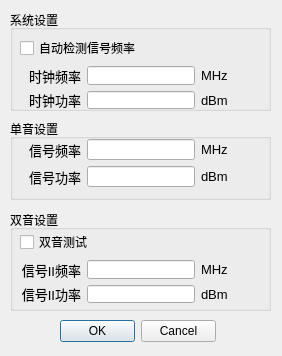
Before: the Qt Designer form soft/zebra-scope/SignalSettingsDialog.ui in Quenii/ADCEVM, drawn with Qt 5.
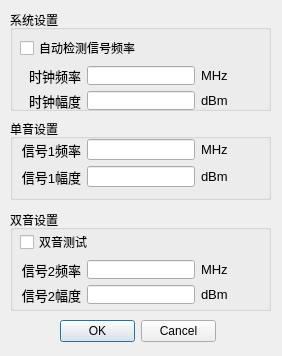
After: the same form once the commit is applied.

```diff
--- a/soft/zebra-scope/SignalSettingsDialog.ui
+++ b/soft/zebra-scope/SignalSettingsDialog.ui
@@ -47,7 +47,7 @@
       <x>10</x>
       <y>26</y>
       <width>241</width>
-      <height>73</height>
+      <height>74</height>
      </rect>
     </property>
     <layout class="QGridLayout" name="gridLayout_5">
@@ -114,7 +114,7 @@
           </font>
          </property>
          <property name="text">
-          <string>时钟功率</string>
+          <string>时钟幅度</string>
          </property>
          <property name="alignment">
           <set>Qt::AlignRight|Qt::AlignTrailing|Qt::AlignVCenter</set>
@@ -186,7 +186,7 @@
         </font>
        </property>
        <property name="text">
-        <string>信号频率</string>
+        <string>信号1频率</string>
        </property>
        <property name="alignment">
         <set>Qt::AlignRight|Qt::AlignTrailing|Qt::AlignVCenter</set>
@@ -231,7 +231,7 @@
         </font>
        </property>
        <property name="text">
-        <string>信号功率</string>
+        <string>信号1幅度</string>
        </property>
        <property name="alignment">
         <set>Qt::AlignRight|Qt::AlignTrailing|Qt::AlignVCenter</set>
@@ -288,7 +288,7 @@
       <x>10</x>
       <y>20</y>
       <width>241</width>
-      <height>73</height>
+      <height>74</height>
      </rect>
     </property>
     <layout class="QGridLayout" name="gridLayout_4">
@@ -310,7 +310,7 @@
           </font>
          </property>
          <property name="text">
-          <string>信号II频率</string>
+          <string>信号2频率</string>
          </property>
          <property name="alignment">
           <set>Qt::AlignRight|Qt::AlignTrailing|Qt::AlignVCenter</set>
@@ -355,7 +355,7 @@
           </font>
          </property>
          <property name="text">
-          <string>信号II功率</string>
+          <string>信号2幅度</string>
          </property>
          <property name="alignment">
           <set>Qt::AlignRight|Qt::AlignTrailing|Qt::AlignVCenter</set>
```
